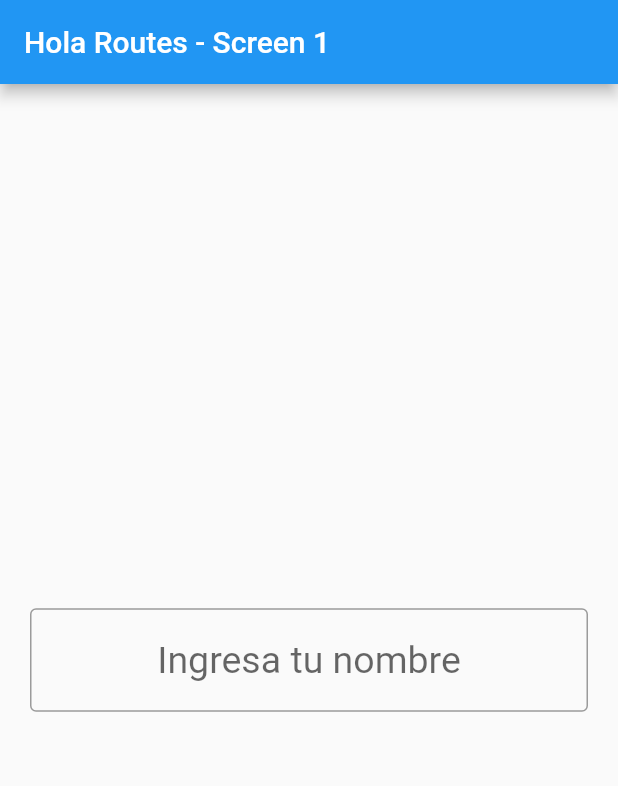
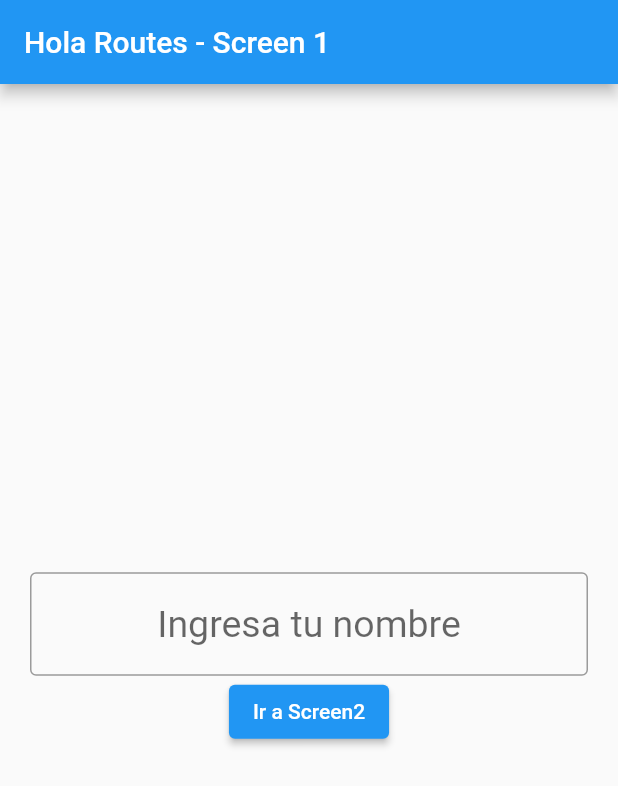
Before and after one commit to chihau/test5, a Flutter app: the screen it shows after launch, on a phone screen of 412 x 824 dp. Shown: the top 786 px of the screen. Run offline on Flutter 3.47's test engine with Material 3 defaults, Android fonts, the phone set to English and light mode, and no system bars.

Commit message:
Agrega botón para ir a la Screen 2

```diff
--- a/lib/main.dart
+++ b/lib/main.dart
@@ -32,6 +32,10 @@ class MainApp extends StatelessWidget {
                   style: TextStyle(fontSize: 25),
                   textAlign: TextAlign.center,
                 ),
+                ElevatedButton(
+                  onPressed: () {},
+                  child: Text('Ir a Screen2'),
+                ),
               ],
             ),
           ),
```
